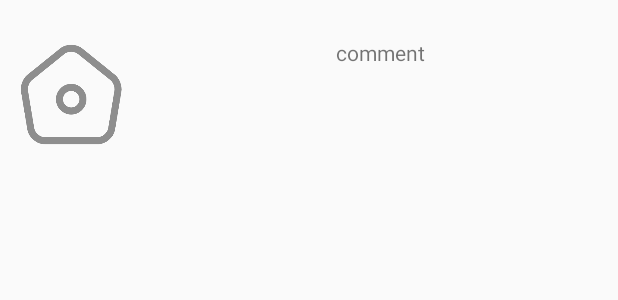
After one commit to Calseto/MovieApps, an Android app: the layout item_reviews.xml on its own in the app's theme, with its tools: preview values and no code run, on a phone screen of 412 x 824 dp. The commit adds this screen. Shown: the top 300 px of the screen. Run offline under Robolectric (Android 15) with nearby library versions, the light colour scheme and no system bars.

Commit message:
Sixth Commit Day 3 (scroll , 4/7 complete)

```diff
--- a/app/src/main/java/com/example/movieapps/MovieAppsActivity.kt
+++ b/app/src/main/java/com/example/movieapps/MovieAppsActivity.kt
@@ -11,10 +11,6 @@ import dagger.hilt.android.AndroidEntryPoint
 class MovieAppsActivity : AppCompatActivity() {
     lateinit var binding:ActivityMovieAppsBinding
 
-    override fun onBackPressed() {
-        super.onBackPressed()
-        Log.d("TAG", "onBackPressed: ")
-    }
     override fun onCreate(savedInstanceState: Bundle?) {
         super.onCreate(savedInstanceState)
         binding=ActivityMovieAppsBinding.inflate(layoutInflater)
--- a/app/src/main/java/com/example/movieapps/adapter/MovieDetailsTabAdapter.kt
+++ b/app/src/main/java/com/example/movieapps/adapter/MovieDetailsTabAdapter.kt
@@ -2,13 +2,16 @@ package com.example.movieapps.adapter
 
 import androidx.fragment.app.Fragment
 import androidx.fragment.app.FragmentActivity
+import androidx.lifecycle.ViewModel
 import androidx.viewpager2.adapter.FragmentStateAdapter
 import com.example.movieapps.data.moviedbapi.response.MovieDetailsResponse
+import com.example.movieapps.presentation.detail.DetailMovieViewodel
 import com.example.movieapps.presentation.detail.tabfragment.review.ReviewFrament
 import com.example.movieapps.presentation.detail.tabfragment.showmore.ShowMoreFragment
 
 class MovieDetailsTabAdapter (
     fragmentActivity: FragmentActivity,
+    private val viewModel:DetailMovieViewodel,
     private val movieDetailsResponse: MovieDetailsResponse
 ) : FragmentStateAdapter(fragmentActivity) {
     override fun getItemCount(): Int {
@@ -17,7 +20,7 @@ class MovieDetailsTabAdapter (
 
     override fun createFragment(position: Int): Fragment {
         return when (position) {
-            0 -> ReviewFrament()
+            0 -> ReviewFrament(viewModel)
             1 -> ShowMoreFragment(movieDetailsResponse)
             else -> throw IllegalArgumentException("Invalid position: $position")
         }
--- a/app/src/main/java/com/example/movieapps/data/moviedbapi/datasource/ListMovieDataSource.kt
+++ b/app/src/main/java/com/example/movieapps/data/moviedbapi/datasource/ListMovieDataSource.kt
@@ -6,6 +6,7 @@ import com.example.movieapps.data.moviedbapi.response.MovieDetailsResponse
 import com.example.movieapps.data.moviedbapi.response.MovieItem
 import com.example.movieapps.data.moviedbapi.response.MovieListReqResponse
 import com.example.movieapps.data.moviedbapi.response.ReviewItem
+import com.example.movieapps.data.moviedbapi.response.TrailerResponse
 import com.example.movieapps.utils.UiState
 import kotlinx.coroutines.flow.Flow
 import retrofit2.Response
@@ -16,4 +17,6 @@ interface ListMovieDataSource {
     suspend fun getMovieListByGenre(genreId:Int): Flow<UiState<Response<MovieListReqResponse>>>
     suspend fun getMovieDetails(movieId:Int):Flow<UiState<Response<MovieDetailsResponse>>>
     suspend fun getMoviewReviews(movieId: Int):Flow<PagingData<ReviewItem>>
+    suspend fun getMovieTrailer(movieId:Int):Flow<UiState<Response<TrailerResponse>>>
+
 }
--- a/app/src/main/java/com/example/movieapps/data/moviedbapi/repo/ListMovieRepo.kt
+++ b/app/src/main/java/com/example/movieapps/data/moviedbapi/repo/ListMovieRepo.kt
@@ -6,6 +6,7 @@ import com.example.movieapps.data.moviedbapi.response.MovieDetailsResponse
 import com.example.movieapps.data.moviedbapi.response.MovieItem
 import com.example.movieapps.data.moviedbapi.response.MovieListReqResponse
 import com.example.movieapps.data.moviedbapi.response.ReviewItem
+import com.example.movieapps.data.moviedbapi.response.TrailerResponse
 import com.example.movieapps.utils.UiState
 import kotlinx.coroutines.flow.Flow
 import retrofit2.Response
@@ -16,4 +17,5 @@ interface ListMovieRepo {
     suspend fun getMovieListByGenreWithPaging(id:Int): Flow<PagingData<MovieItem>>
     suspend fun getMovieDetails(movieId:Int):Flow<UiState<Response<MovieDetailsResponse>>>
     suspend fun getMoviewReviews(movieId: Int):Flow<PagingData<ReviewItem>>
+    suspend fun getMovieTrailer(movieId:Int):Flow<UiState<Response<TrailerResponse>>>
 }
--- a/app/src/main/java/com/example/movieapps/data/moviedbapi/repo/ListMovieRepoImpl.kt
+++ b/app/src/main/java/com/example/movieapps/data/moviedbapi/repo/ListMovieRepoImpl.kt
@@ -7,6 +7,7 @@ import com.example.movieapps.data.moviedbapi.response.MovieDetailsResponse
 import com.example.movieapps.data.moviedbapi.response.MovieItem
 import com.example.movieapps.data.moviedbapi.response.MovieListReqResponse
 import com.example.movieapps.data.moviedbapi.response.ReviewItem
+import com.example.movieapps.data.moviedbapi.response.TrailerResponse
 import com.example.movieapps.utils.UiState
 import kotlinx.coroutines.flow.Flow
 import retrofit2.Response
@@ -24,5 +25,7 @@ class ListMovieRepoImpl @Inject constructor(private val listMovieDataSource: Lis
         movieId: Int
     ): Flow<PagingData<ReviewItem>> =listMovieDataSource.getMoviewReviews(movieId = movieId)
 
+    override suspend fun getMovieTrailer(movieId: Int): Flow<UiState<Response<TrailerResponse>>> = listMovieDataSource.getMovieTrailer(movieId)
+
 
 }
--- a/app/src/main/java/com/example/movieapps/presentation/detail/DetailMovieFragment.kt
+++ b/app/src/main/java/com/example/movieapps/presentation/detail/DetailMovieFragment.kt
@@ -34,6 +34,7 @@ class DetailMovieFragment:BaseFragment<FragmentDetailMovieBinding>() {
         val id:Int? = arguments?.getInt("movieId")
         if (id!=null) {
             viewModel.fetchMovieDetails(id)
+            viewModel.fetchMovieReviews(id)
         }
 
     }
@@ -81,7 +82,7 @@ class DetailMovieFragment:BaseFragment<FragmentDetailMovieBinding>() {
     private fun setupTabLayout(movieDetail:MovieDetailsResponse){
         val viewPager: ViewPager2 = binding.detailsComponentBottom.viewPagerWallet
         val tabLayout: TabLayout = binding.detailsComponentBottom.tabNavWallet
-        val adapter = MovieDetailsTabAdapter(requireActivity(), movieDetail)
+        val adapter = MovieDetailsTabAdapter(requireActivity(),viewModel, movieDetail)
         viewPager.adapter = adapter
 
         // Connect TabLayout with ViewPager
--- a/app/src/main/res/layout/item_review_layout.xml
+++ b/app/src/main/res/layout/item_review_layout.xml
@@ -5,6 +5,9 @@
     xmlns:app="http://schemas.android.com/apk/res-auto">
 
     <androidx.recyclerview.widget.RecyclerView
+        android:id="@+id/rvReviewLayout"
+        android:orientation="vertical"
+        app:layoutManager="androidx.recyclerview.widget.LinearLayoutManager"
         android:layout_width="match_parent"
         android:layout_height="wrap_content"
         android:layout_marginTop="15dp"
--- /dev/null
+++ b/app/src/main/res/layout/item_reviews.xml
@@ -0,0 +1,31 @@
+<?xml version="1.0" encoding="utf-8"?>
+<androidx.constraintlayout.widget.ConstraintLayout xmlns:android="http://schemas.android.com/apk/res/android"
+    xmlns:app="http://schemas.android.com/apk/res-auto"
+    xmlns:tools="http://schemas.android.com/tools"
+    android:layout_width="match_parent"
+    android:layout_height="wrap_content"
+    android:layout_marginVertical="15dp">
+
+    <ImageView
+        android:id="@+id/imageView"
+        android:layout_width="75dp"
+        android:layout_height="75dp"
+        android:layout_marginStart="10dp"
+        android:layout_marginTop="10dp"
+        android:src="@drawable/icon_home"
+        app:layout_constraintStart_toStartOf="parent"
+        app:layout_constraintTop_toTopOf="parent" />
+
+    <TextView
+        android:id="@+id/tvComment"
+        android:layout_width="0dp"
+        android:layout_marginHorizontal="10dp"
+        android:gravity="center|top"
+        android:layout_height="wrap_content"
+        android:layout_marginStart="10dp"
+        android:text="comment"
+        app:layout_constraintEnd_toEndOf="parent"
+        app:layout_constraintStart_toEndOf="@+id/imageView"
+        app:layout_constraintTop_toTopOf="@+id/imageView" />
+
+</androidx.constraintlayout.widget.ConstraintLayout>
```
Also changed, not shown: app/src/main/java/com/example/movieapps/adapter/MoviewReviewAdapter.kt (added, +54 -0 lines), app/src/main/java/com/example/movieapps/data/moviedbapi/MovieDbService.kt (+8 -6 lines), app/src/main/java/com/example/movieapps/data/moviedbapi/datasource/ListMovieDataSourceImpl.kt (+14 -0 lines), app/src/main/java/com/example/movieapps/data/moviedbapi/module/ListMovieModule.kt (+7 -0 lines), app/src/main/java/com/example/movieapps/data/moviedbapi/response/TrailerResponse.kt (added, +45 -0 lines), app/src/main/java/com/example/movieapps/data/moviedbapi/usecase/GetMovieTraileruseCase.kt (added, +12 -0 lines), app/src/main/java/com/example/movieapps/presentation/detail/tabfragment/review/ReviewFrament.kt (+32 -0 lines), app/src/main/res/layout/fragment_detail_movie.xml (+7 -0 lines).
